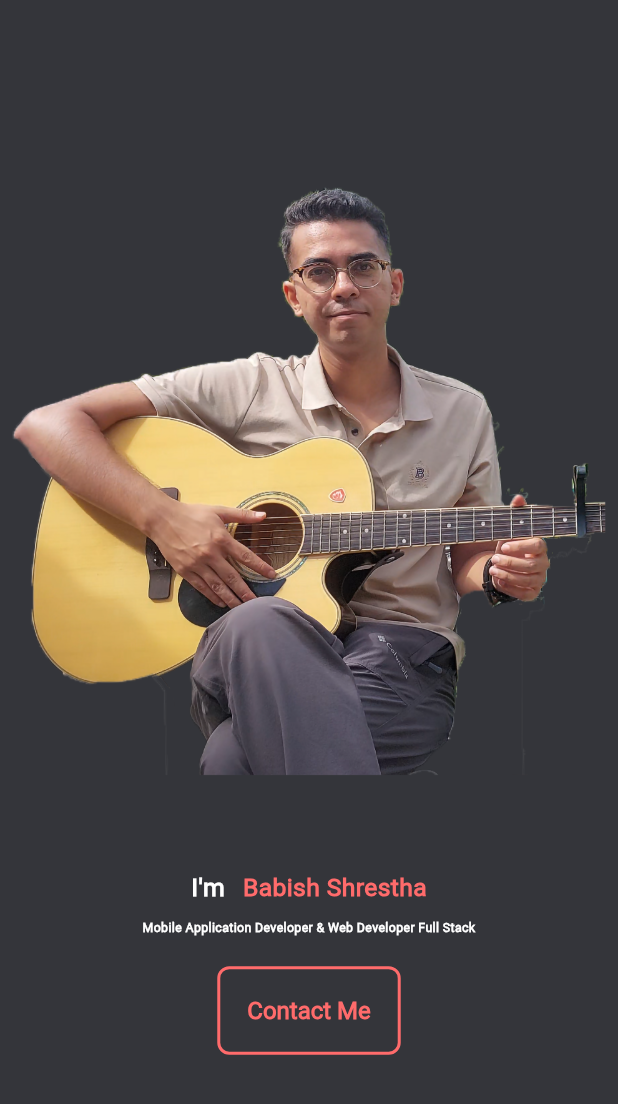
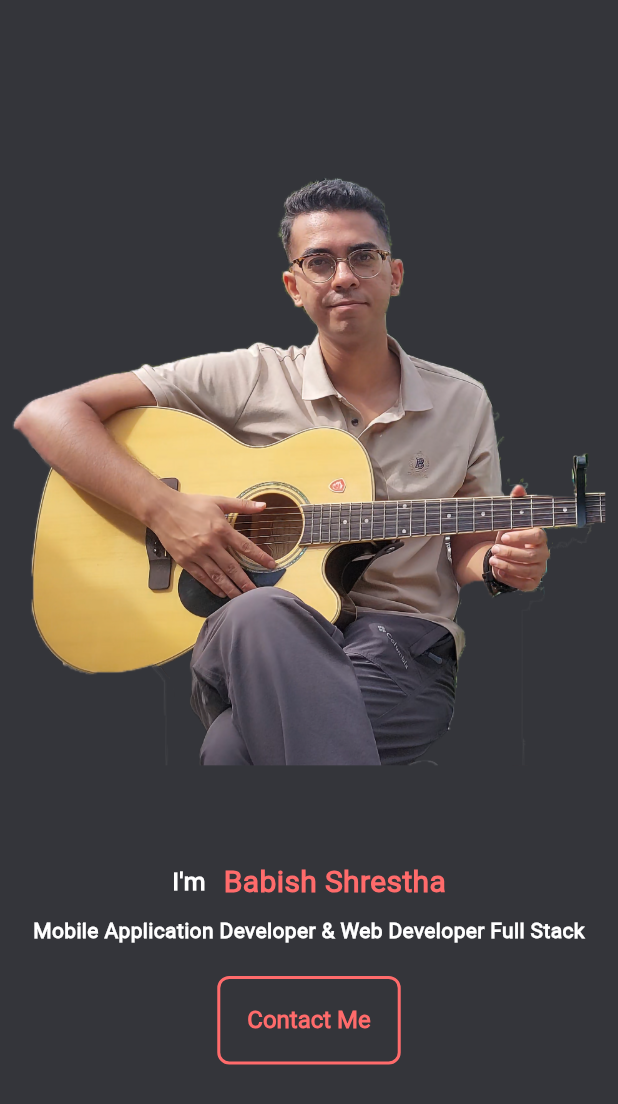
Before and after one commit to BabishShrestha/flutter_folio, a Flutter app: the HomePage widget shown alone on an empty page, opened directly, on a phone screen of 412 x 824 dp. Shown: the top 1104 px of the screen. Run offline on Flutter 3.47's test engine with Material 3 defaults, Android fonts, the phone set to English and light mode, and no system bars; our stand-ins replace cached_network_image, dartz, dio, flutter_rating_bar, flutter_riverpod, google_fonts and 3 more; generated files the repository leaves out were written again; project files that could hold a hidden picture were left out.

Commit message:
fix: small text in home page

```diff
--- a/lib/features/portfolio_home/widgets/web_widgets/home_page_widget.dart
+++ b/lib/features/portfolio_home/widgets/web_widgets/home_page_widget.dart
@@ -96,7 +96,8 @@ class HomePage extends StatelessWidget {
                   textAlign: TextAlign.center,
                   style: TextStyle(
                     color: UIColors.primaryColor,
-                    fontSize: MediaQuery.of(context).size.width * 0.04,
+                    fontSize: (MediaQuery.of(context).size.width * 0.04)
+                        .clamp(20, 40),
                     fontWeight: FontWeight.bold,
                   ),
                 ),
@@ -109,7 +110,8 @@ class HomePage extends StatelessWidget {
             textAlign: TextAlign.center,
             style: TextStyle(
               color: UIColors.white,
-              fontSize: MediaQuery.of(context).size.width * 0.02,
+              fontSize:
+                  (MediaQuery.of(context).size.width * 0.02).clamp(14, 40),
               fontWeight: FontWeight.bold,
             ),
           ),
```
Also changed, not shown: lib/features/portfolio_home/presentation/portfolio_overview_screen.dart (+17 -16 lines), 1 other file.
